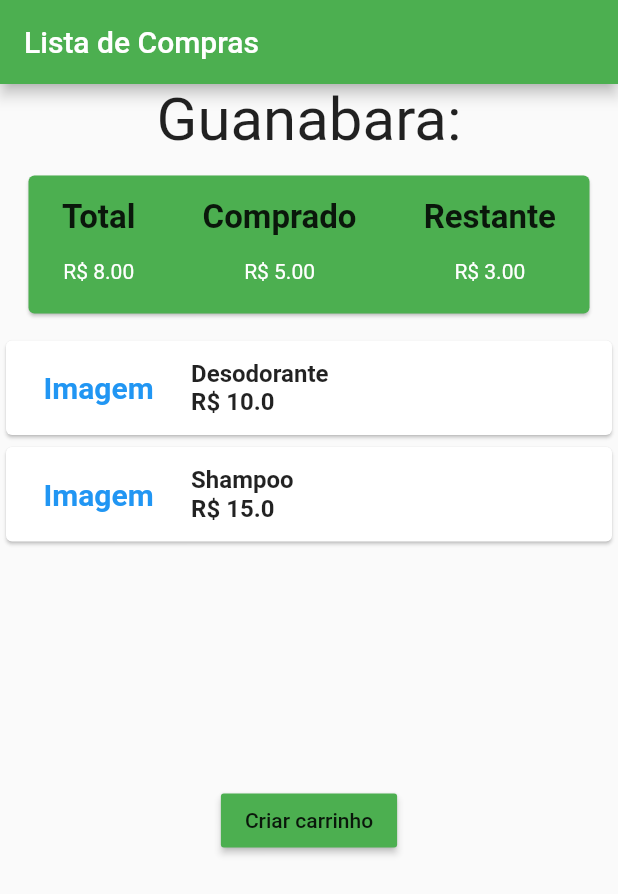
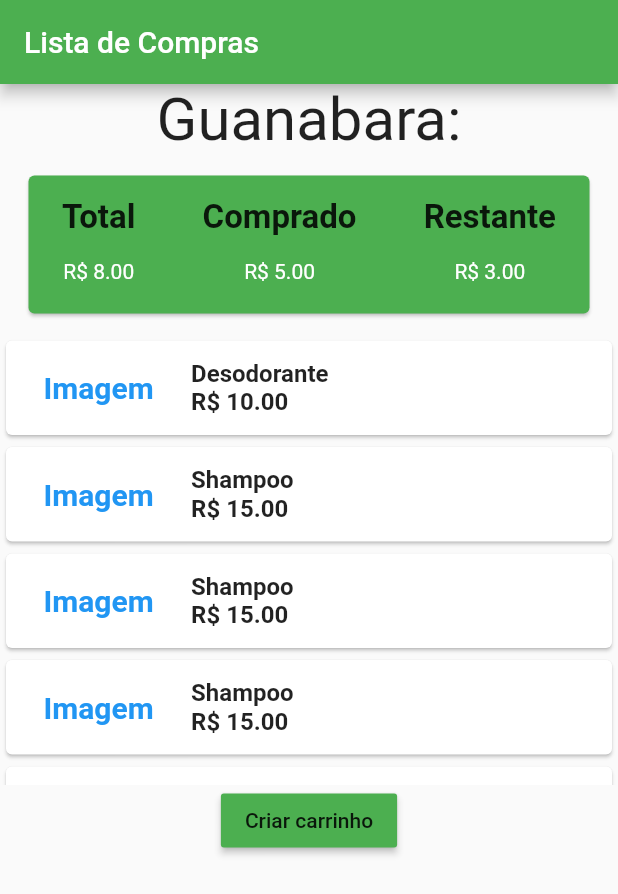
Before and after one commit to gianlucampos/lista_compras, a Flutter app: the screen it shows after launch, on a phone screen of 412 x 824 dp. Shown: the top 894 px of the screen. Run offline on Flutter 3.47's test engine with Material 2 defaults, Android fonts, the phone set to English and light mode, and no system bars.

Commit message:
Formatando para valores de moeda

```diff
--- a/lib/main.dart
+++ b/lib/main.dart
@@ -1,5 +1,7 @@
 import 'package:flutter/material.dart';
 import 'package:my_app/widgets/totalizador.dart';
+import 'package:intl/intl.dart';
+
 
 import 'models/item.dart';
 
@@ -31,6 +33,9 @@ class _MyHomePageState extends State<MyHomePage> {
 
   final List<Item> items = [
     Item('Desodorante', 10.00),
+    Item('Shampoo', 15.00),
+    Item('Shampoo', 15.00),
+    Item('Shampoo', 15.00),
     Item('Shampoo', 15.00),
   ];
 
@@ -83,7 +88,7 @@ class _MyHomePageState extends State<MyHomePage> {
                                 ),
                               ),
                               Text(
-                                'R\$ ${item.preco}',
+                                'R\$ ${NumberFormat("00.00").format(item.preco)}',
                                 style: TextStyle(
                                   fontSize: 16,
                                   fontWeight: FontWeight.bold,
--- a/lib/widgets/comprado.dart
+++ b/lib/widgets/comprado.dart
@@ -1,4 +1,5 @@
 import 'package:flutter/material.dart';
+import 'package:intl/intl.dart';
 
 class Comprado extends StatefulWidget {
   @override
@@ -15,7 +16,8 @@ class _CompradoState extends State<Comprado> {
           child: Text('Comprado',
               style: TextStyle(fontSize: 22, fontWeight: FontWeight.bold)),
         ),
-        Text('R\$ 5.00', style: TextStyle(color: Colors.white)),
+        Text('R\$ ${NumberFormat("#0.00").format(5.00)}',
+            style: TextStyle(color: Colors.white)),
       ],
     );
   }
--- a/lib/widgets/restante.dart
+++ b/lib/widgets/restante.dart
@@ -1,4 +1,5 @@
 import 'package:flutter/material.dart';
+import 'package:intl/intl.dart';
 
 class Restante extends StatefulWidget {
   @override
@@ -15,7 +16,8 @@ class _RestanteState extends State<Restante> {
           child: Text('Restante',
               style: TextStyle(fontSize: 22, fontWeight: FontWeight.bold)),
         ),
-        Text('R\$ 3.00', style: TextStyle(color: Colors.white)),
+        Text('R\$ ${NumberFormat("#0.00").format(3.00)}',
+            style: TextStyle(color: Colors.white)),
       ],
     );
   }
--- a/lib/widgets/total.dart
+++ b/lib/widgets/total.dart
@@ -1,4 +1,5 @@
 import 'package:flutter/material.dart';
+import 'package:intl/intl.dart';
 
 class Total extends StatefulWidget {
   @override
@@ -15,7 +16,8 @@ class _TotalState extends State<Total> {
           child: Text('Total',
               style: TextStyle(fontSize: 22, fontWeight: FontWeight.bold)),
         ),
-        Text('R\$ 8.00', style: TextStyle(color: Colors.white)),
+        Text('R\$ ${NumberFormat("#0.00").format(8.00)}',
+            style: TextStyle(color: Colors.white)),
       ],
     );
   }
--- a/pubspec.yaml
+++ b/pubspec.yaml
@@ -19,6 +19,8 @@ environment:
 dependencies:
   flutter:
     sdk: flutter
+  intl: ^0.16.0
+
 
   # The following adds the Cupertino Icons font to your application.
   # Use with the CupertinoIcons class for iOS style icons.
```
Also changed, not shown: pubspec.lock.
